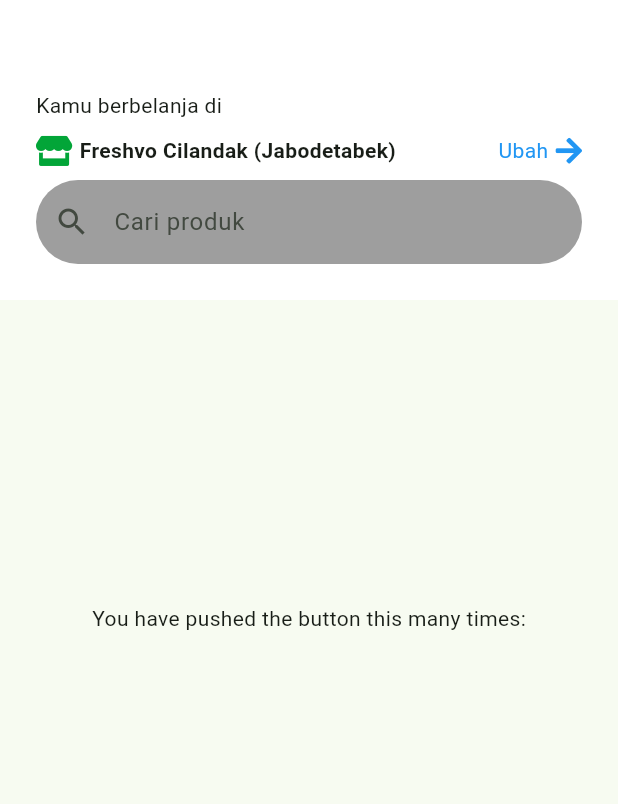
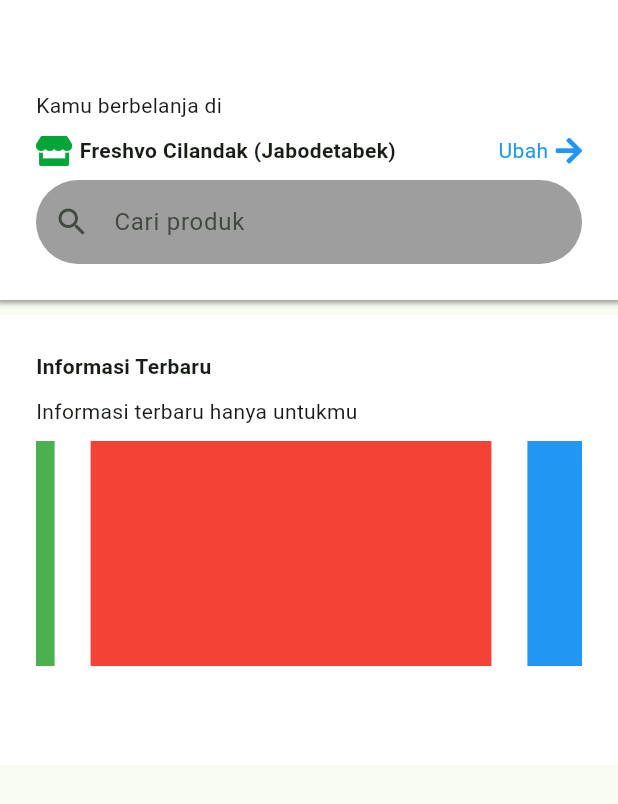
Before and after one commit to randytia29/koding_works_test, a Flutter app: the screen it shows after launch, on a phone screen of 412 x 824 dp. Shown: the top 804 px of the screen. Run offline on Flutter 3.47's test engine with Material 2 defaults, Android fonts, the phone set to English and light mode, and no system bars; drawn by our look-alikes of carousel_slider; our stand-ins replace flutter_bloc, font_awesome_flutter, go_router.

Commit message:
add banners

```diff
--- a/lib/app/config.dart
+++ b/lib/app/config.dart
@@ -10,6 +10,8 @@ class AppConfig {
   static double paddingHorizontal = 24.0;
   static double paddingVertical = 24.0;
 
+  static double heightHomeAppBar = 200.0;
+
   static InputBorder searchInputBorder = OutlineInputBorder(
       borderSide: BorderSide.none, borderRadius: BorderRadius.circular(50));
 }
--- a/lib/features/home/presentation/pages/index/home_page.dart
+++ b/lib/features/home/presentation/pages/index/home_page.dart
@@ -1,5 +1,7 @@
 import 'package:flutter/material.dart';
+import 'package:kodingworkstest/app/config.dart';
 import 'package:kodingworkstest/features/home/presentation/widgets/home_app_bar.dart';
+import 'package:kodingworkstest/features/home/presentation/widgets/latest_info.dart';
 
 class HomePage extends StatefulWidget {
   const HomePage({Key? key}) : super(key: key);
@@ -28,14 +30,14 @@ class _HomePageState extends State<HomePage> {
     return Scaffold(
       body: Stack(
         children: [
-          Center(
-            child: Column(
-              mainAxisAlignment: MainAxisAlignment.center,
-              children: const <Widget>[
-                Text(
-                  'You have pushed the button this many times:',
-                ),
-              ],
+          Padding(
+            padding: EdgeInsets.only(top: AppConfig.heightHomeAppBar + 10),
+            child: SingleChildScrollView(
+              child: Column(
+                children: const [
+                  LatestInfo(),
+                ],
+              ),
             ),
           ),
           HomeAppBar(searchController: searchController)
--- a/lib/features/home/presentation/widgets/home_app_bar.dart
+++ b/lib/features/home/presentation/widgets/home_app_bar.dart
@@ -16,11 +16,13 @@ class HomeAppBar extends StatelessWidget {
   Widget build(BuildContext context) {
     return Container(
       width: AppConfig.widthScreen(context),
-      height: 200,
+      height: AppConfig.heightHomeAppBar,
+      decoration: const BoxDecoration(color: AppColors.whiteColor, boxShadow: [
+        BoxShadow(color: AppColors.greyColor, blurRadius: 2, spreadRadius: 2)
+      ]),
       padding: EdgeInsets.symmetric(
           horizontal: AppConfig.paddingHorizontal,
           vertical: AppConfig.paddingVertical),
-      color: AppColors.whiteColor,
       child: Column(
         crossAxisAlignment: CrossAxisAlignment.start,
         mainAxisAlignment: MainAxisAlignment.end,
--- /dev/null
+++ b/lib/features/home/presentation/widgets/latest_info.dart
@@ -0,0 +1,58 @@
+import 'package:carousel_slider/carousel_slider.dart';
+import 'package:flutter/material.dart';
+import 'package:kodingworkstest/app/config.dart';
+import 'package:kodingworkstest/core/preferences/colors.dart';
+
+class LatestInfo extends StatelessWidget {
+  const LatestInfo({
+    Key? key,
+  }) : super(key: key);
+
+  @override
+  Widget build(BuildContext context) {
+    return Container(
+      color: AppColors.whiteColor,
+      height: 300,
+      width: AppConfig.widthScreen(context),
+      padding: EdgeInsets.symmetric(
+          horizontal: AppConfig.paddingHorizontal,
+          vertical: AppConfig.paddingVertical),
+      child: Column(
+        crossAxisAlignment: CrossAxisAlignment.start,
+        children: <Widget>[
+          const Text(
+            'Informasi Terbaru',
+            style: TextStyle(fontWeight: FontWeight.bold),
+          ),
+          const SizedBox(
+            height: 10,
+          ),
+          const Text('Informasi terbaru hanya untukmu'),
+          const SizedBox(
+            height: 10,
+          ),
+          CarouselSlider(items: [
+            Container(
+              margin: const EdgeInsets.only(right: 24),
+              height: 100,
+              width: 300,
+              color: Colors.red,
+            ),
+            Container(
+              margin: const EdgeInsets.only(right: 24),
+              height: 50,
+              width: 300,
+              color: Colors.blue,
+            ),
+            Container(
+              margin: const EdgeInsets.only(right: 24),
+              height: 50,
+              width: 300,
+              color: Colors.green,
+            )
+          ], options: CarouselOptions(height: 150, autoPlay: true)),
+        ],
+      ),
+    );
+  }
+}
--- a/pubspec.yaml
+++ b/pubspec.yaml
@@ -27,6 +27,7 @@ environment:
 # the latest version available on pub.dev. To see which dependencies have newer
 # versions available, run `flutter pub outdated`.
 dependencies:
+  carousel_slider: ^4.0.0
   cupertino_icons: ^1.0.2
   equatable: ^2.0.3
   flutter:
```
Also changed, not shown: pubspec.lock.
